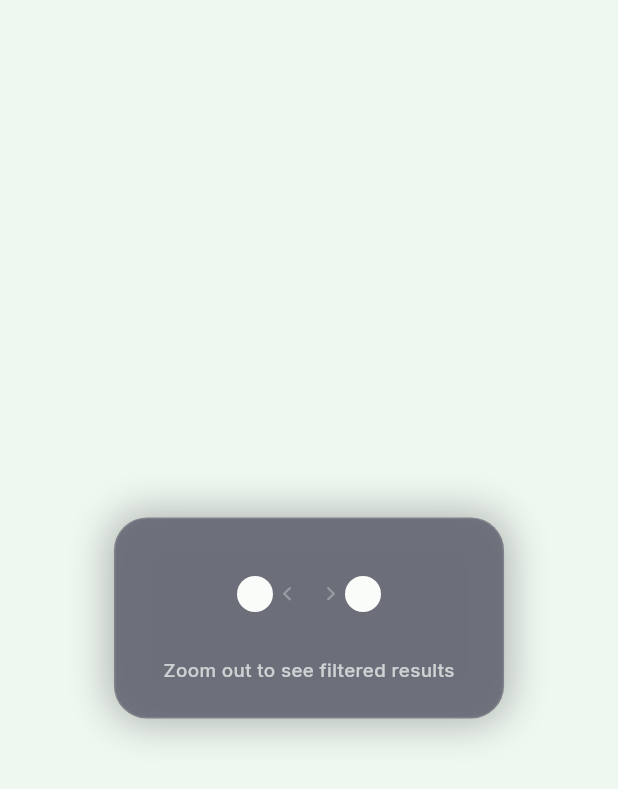
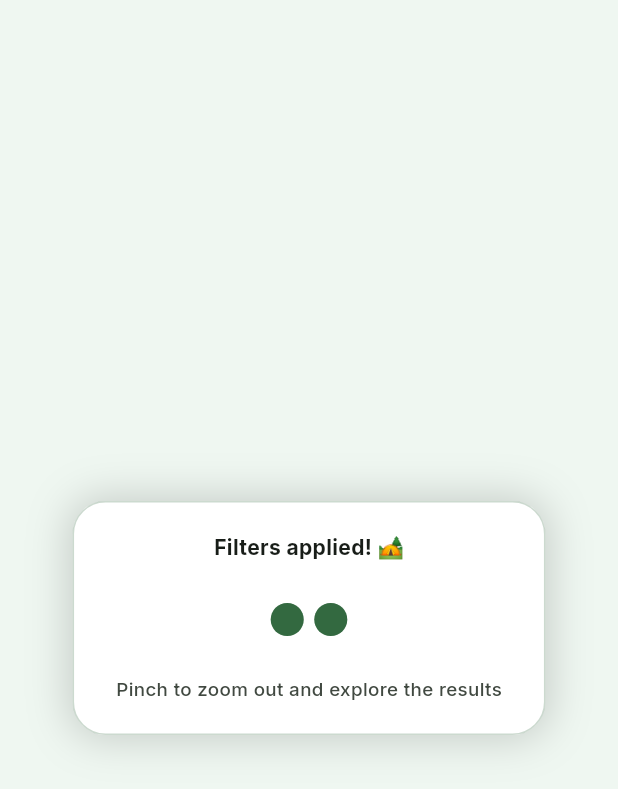
Before and after one commit to YDap/PathFinder_PapTamas, a Flutter app: the ZoomOutHintOverlay widget shown alone on an empty page, opened directly with empty values, on a phone screen of 412 x 824 dp. Shown: the top 789 px of the screen. Run offline on Flutter 3.47's test engine with Material 3 defaults, Android fonts, the phone set to English and light mode, and no system bars; our stand-ins replace firebase_auth, firebase_core, flutter_map, geolocator, google_fonts, image_picker and 4 more; accounts and stored records are empty; network calls fail.

Commit message:
Redesign zoom-out hint to match theme and fix gesture; friendly emoji touches
- Zoom hint overlay was a hard-coded dark navy box and animated the fingers
  spreading apart (a zoom-IN gesture) while telling the user to zoom out.
  Now theme-aware (light/dark), forest-green accented, and the dots pinch
  together twice - the correct zoom-out motion - with a friendlier message
- Light styling pass: emoji accents on key snackbars, the filter sheet title,
  leaderboard title, friends empty states and the profile badge section

Co-Authored-By: Claude Fable 5 <noreply@anthropic.com>

```diff
--- a/lib/src/screens/friends_screen.dart
+++ b/lib/src/screens/friends_screen.dart
@@ -114,7 +114,7 @@ class _FriendsScreenState extends State<FriendsScreen>
       await _loadFriends();
       if (!mounted) return;
       ScaffoldMessenger.of(context).showSnackBar(
-        SnackBar(content: Text('${user.label} is now your friend!')),
+        SnackBar(content: Text('🎉 ${user.label} is now your friend!')),
       );
     } catch (_) {}
   }
@@ -226,7 +226,7 @@ class _FriendsScreenState extends State<FriendsScreen>
           _loadingFriends
               ? const Center(child: CircularProgressIndicator())
               : _friends.isEmpty
-                  ? _empty('No friends yet.\nSearch for people in the Search tab!')
+                  ? _empty('No friends yet 🌲\nSearch for people in the Search tab!')
                   : RefreshIndicator(
                       onRefresh: _loadFriends,
                       child: ListView.builder(
@@ -253,7 +253,7 @@ class _FriendsScreenState extends State<FriendsScreen>
           _loadingRequests
               ? const Center(child: CircularProgressIndicator())
               : _requests.isEmpty
-                  ? _empty('No pending friend requests.')
+                  ? _empty('No pending friend requests 📭')
                   : RefreshIndicator(
                       onRefresh: _loadRequests,
                       child: ListView.builder(
--- a/lib/src/screens/home_screen.dart
+++ b/lib/src/screens/home_screen.dart
@@ -843,7 +843,7 @@ class _HomeScreenState extends State<HomeScreen> {
         ScaffoldMessenger.of(context).showSnackBar(
           SnackBar(
             content: Text(
-                'Navigating to ${destination.name.isEmpty ? 'destination' : destination.name}'),
+                '🥾 Navigating to ${destination.name.isEmpty ? 'destination' : destination.name}'),
             duration: const Duration(seconds: 2),
           ),
         );
@@ -944,7 +944,7 @@ class _HomeScreenState extends State<HomeScreen> {
 
       if (mounted) {
         ScaffoldMessenger.of(context).showSnackBar(
-          const SnackBar(content: Text('Destination reached!')),
+          const SnackBar(content: Text('🎉 Destination reached!')),
         );
       }
       return;
@@ -1092,7 +1092,7 @@ class _HomeScreenState extends State<HomeScreen> {
       barrierDismissible: false,
       builder: (ctx) => AlertDialog(
         title: const Text('Navigate Together'),
-        content: Text('${invite.creatorName} wants to navigate with you!'),
+        content: Text('🤝 ${invite.creatorName} wants to navigate with you!'),
         actions: [
           TextButton(
             onPressed: () async {
@@ -1259,7 +1259,7 @@ class _HomeScreenState extends State<HomeScreen> {
                     _startNavSessionPolling();
                     _saveNavigationState();
                     ScaffoldMessenger.of(context).showSnackBar(
-                      SnackBar(content: Text('Waiting for ${f.label} to accept...')),
+                      SnackBar(content: Text('⏳ Waiting for ${f.label} to accept…')),
                     );
                   } catch (e) {
                     if (mounted) {
@@ -1624,7 +1624,7 @@ class _HomeScreenState extends State<HomeScreen> {
                   if (_recentlyUnlocked.isNotEmpty) ...[
                     const Divider(height: 24),
                     Text(
-                      'Recently Unlocked',
+                      'Recently Unlocked 🏅',
                       style: Theme.of(ctx).textTheme.labelMedium?.copyWith(
                             fontWeight: FontWeight.w700,
                             color: cs.onSurfaceVariant,
@@ -2281,7 +2281,7 @@ class _HomeScreenState extends State<HomeScreen> {
 
                       // Title
                       Text(
-                        'Filter Places',
+                        'Filter Places 🏞️',
                         style: Theme.of(ctx)
                             .textTheme
                             .headlineSmall
--- a/lib/src/screens/leaderboard_screen.dart
+++ b/lib/src/screens/leaderboard_screen.dart
@@ -111,7 +111,7 @@ class _LeaderboardScreenState extends State<LeaderboardScreen> {
                 ),
                 style: Theme.of(context).textTheme.titleMedium,
               )
-            : const Text('Leaderboard'),
+            : const Text('🏆 Leaderboard'),
         actions: [
           IconButton(
             icon: Icon(_searching ? Icons.close_rounded : Icons.search_rounded),
--- a/lib/src/screens/stats_screen.dart
+++ b/lib/src/screens/stats_screen.dart
@@ -342,7 +342,7 @@ class _StatsScreenState extends State<StatsScreen> {
                 Text(_displayName ?? 'Anonymous',
                     style: Theme.of(ctx).textTheme.titleLarge
                         ?.copyWith(fontWeight: FontWeight.w800)),
-                Text('Explorer profile',
+                Text('🥾 Explorer profile',
                     style: Theme.of(ctx).textTheme.bodySmall
                         ?.copyWith(color: cs.onSurfaceVariant)),
               ]),
--- a/lib/src/widgets/zoom_out_hint.dart
+++ b/lib/src/widgets/zoom_out_hint.dart
@@ -1,7 +1,7 @@
 import 'package:flutter/material.dart';
 
-/// Brief overlay shown after Apply Filters — two finger dots spreading apart
-/// to hint the user to pinch/zoom out and see the filtered results.
+/// Brief overlay shown after Apply Filters — two finger dots pinching
+/// together to hint the user to zoom out and see the filtered results.
 class ZoomOutHintOverlay extends StatefulWidget {
   final VoidCallback onDone;
   const ZoomOutHintOverlay({super.key, required this.onDone});
@@ -14,15 +14,14 @@ class _ZoomOutHintOverlayState extends State<ZoomOutHintOverlay>
     with SingleTickerProviderStateMixin {
   late final AnimationController _ctrl;
   late final Animation<double> _fade;
-  late final Animation<double> _spread;
-  late final Animation<double> _ripple;
+  late final Animation<double> _pinch;
 
   @override
   void initState() {
     super.initState();
     _ctrl = AnimationController(
       vsync: this,
-      duration: const Duration(milliseconds: 2200),
+      duration: const Duration(milliseconds: 2400),
     );
 
     _fade = TweenSequence<double>([
@@ -39,24 +38,23 @@ class _ZoomOutHintOverlayState extends State<ZoomOutHintOverlay>
       ),
     ]).animate(_ctrl);
 
-    _spread = TweenSequence<double>([
-      TweenSequenceItem(tween: ConstantTween(0.0), weight: 10),
+    // 1.0 = fingers far apart, 0.0 = fingers together. Runs twice so the
+    // pinch-in motion is clearly readable as "zoom out".
+    _pinch = TweenSequence<double>([
+      TweenSequenceItem(tween: ConstantTween(1.0), weight: 12),
       TweenSequenceItem(
-        tween: Tween(begin: 0.0, end: 1.0)
+        tween: Tween(begin: 1.0, end: 0.0)
             .chain(CurveTween(curve: Curves.easeInOut)),
-        weight: 62,
+        weight: 30,
       ),
-      TweenSequenceItem(tween: ConstantTween(1.0), weight: 28),
-    ]).animate(_ctrl);
-
-    _ripple = TweenSequence<double>([
-      TweenSequenceItem(tween: ConstantTween(0.0), weight: 10),
+      TweenSequenceItem(tween: ConstantTween(0.0), weight: 8),
+      TweenSequenceItem(tween: ConstantTween(1.0), weight: 8),
       TweenSequenceItem(
-        tween: Tween(begin: 0.0, end: 1.0)
-            .chain(CurveTween(curve: Curves.easeOut)),
-        weight: 62,
+        tween: Tween(begin: 1.0, end: 0.0)
+            .chain(CurveTween(curve: Curves.easeInOut)),
+        weight: 30,
       ),
-      TweenSequenceItem(tween: ConstantTween(1.0), weight: 28),
+      TweenSequenceItem(tween: ConstantTween(0.0), weight: 12),
     ]).animate(_ctrl);
 
     _ctrl.forward().then((_) {
@@ -72,6 +70,9 @@ class _ZoomOutHintOverlayState extends State<ZoomOutHintOverlay>
 
   @override
   Widget build(BuildContext context) {
+    final cs = Theme.of(context).colorScheme;
+    final isDark = Theme.of(context).brightness == Brightness.dark;
+
     return AnimatedBuilder(
       animation: _ctrl,
       builder: (context, _) => Opacity(
@@ -81,14 +82,14 @@ class _ZoomOutHintOverlayState extends State<ZoomOutHintOverlay>
             color: Colors.transparent,
             child: Container(
               padding:
-                  const EdgeInsets.symmetric(horizontal: 32, vertical: 22),
+                  const EdgeInsets.symmetric(horizontal: 28, vertical: 20),
               decoration: BoxDecoration(
-                color: const Color(0xEE1a1a2e),
+                color: isDark ? const Color(0xF22A2A2A) : Colors.white,
                 borderRadius: BorderRadius.circular(22),
-                border: Border.all(color: Colors.white12),
-                boxShadow: const [
+                border: Border.all(color: cs.primary.withValues(alpha: 0.25)),
+                boxShadow: [
                   BoxShadow(
-                    color: Colors.black45,
+                    color: Colors.black.withValues(alpha: 0.18),
                     blurRadius: 24,
                     spreadRadius: 2,
                   ),
@@ -97,12 +98,21 @@ class _ZoomOutHintOverlayState extends State<ZoomOutHintOverlay>
               child: Column(
                 mainAxisSize: MainAxisSize.min,
                 children: [
-                  _buildGesture(),
-                  const SizedBox(height: 14),
-                  const Text(
-                    'Zoom out to see filtered results',
+                  Text(
+                    'Filters applied! 🏕️',
                     style: TextStyle(
-                      color: Colors.white70,
+                      color: cs.onSurface,
+                      fontSize: 14,
+                      fontWeight: FontWeight.w700,
+                    ),
+                  ),
+                  const SizedBox(height: 12),
+                  _buildGesture(cs),
+                  const SizedBox(height: 12),
+                  Text(
+                    'Pinch to zoom out and explore the results',
+                    style: TextStyle(
+                      color: cs.onSurfaceVariant,
                       fontSize: 12.5,
                       fontWeight: FontWeight.w500,
                     ),
@@ -116,61 +126,30 @@ class _ZoomOutHintOverlayState extends State<ZoomOutHintOverlay>
     );
   }
 
-  Widget _buildGesture() {
-    const fingerR = 12.0;
+  Widget _buildGesture(ColorScheme cs) {
+    const fingerR = 11.0;
     const maxSpread = 36.0;
-    final spread = _spread.value * maxSpread;
-    final rippleExtra = _ripple.value * 14.0;
-    final rippleOpacity = (1.0 - _ripple.value).clamp(0.0, 1.0) * 0.45;
+    final spread = 8.0 + _pinch.value * maxSpread;
+    final moving = _pinch.value > 0.02 && _pinch.value < 0.98;
 
     return SizedBox(
       width: 130,
-      height: 56,
+      height: 52,
       child: Stack(
         alignment: Alignment.center,
         children: [
-          // Outward arrows between fingers
+          // Inward arrows between the fingers (pinch-in = zoom out)
           Opacity(
-            opacity: (_spread.value * 2).clamp(0.0, 1.0) * 0.6,
-            child: const Row(
+            opacity: moving ? 0.7 : 0.0,
+            child: Row(
               mainAxisSize: MainAxisSize.min,
               children: [
+                Icon(Icons.arrow_forward_ios_rounded,
+                    size: 11, color: cs.primary),
+                const SizedBox(width: 22),
                 Icon(Icons.arrow_back_ios_rounded,
-                    size: 11, color: Colors.white54),
-                SizedBox(width: 18),
-                Icon(Icons.arrow_forward_ios_rounded,
-                    size: 11, color: Colors.white54),
+                    size: 11, color: cs.primary),
               ],
-            ),
-          ),
-          // Left ripple
-          Transform.translate(
-            offset: Offset(-spread, 0),
-            child: Opacity(
-              opacity: rippleOpacity,
-              child: Container(
-                width: (fingerR + rippleExtra) * 2,
-                height: (fingerR + rippleExtra) * 2,
-                decoration: const BoxDecoration(
-                  shape: BoxShape.circle,
-                  color: Colors.white24,
-                ),
-              ),
-            ),
-          ),
-          // Right ripple
-          Transform.translate(
-            offset: Offset(spread, 0),
-            child: Opacity(
-              opacity: rippleOpacity,
-              child: Container(
-                width: (fingerR + rippleExtra) * 2,
-                height: (fingerR + rippleExtra) * 2,
-                decoration: const BoxDecoration(
-                  shape: BoxShape.circle,
-                  color: Colors.white24,
-                ),
-              ),
             ),
           ),
           // Left finger dot
@@ -179,9 +158,11 @@ class _ZoomOutHintOverlayState extends State<ZoomOutHintOverlay>
             child: Container(
               width: fingerR * 2,
               height: fingerR * 2,
-              decoration: const BoxDecoration(
+              decoration: BoxDecoration(
                 shape: BoxShape.circle,
-                color: Colors.white,
+                color: cs.primary,
+                border: Border.all(
+                    color: cs.primary.withValues(alpha: 0.3), width: 3),
               ),
             ),
           ),
@@ -191,9 +172,11 @@ class _ZoomOutHintOverlayState extends State<ZoomOutHintOverlay>
             child: Container(
               width: fingerR * 2,
               height: fingerR * 2,
-              decoration: const BoxDecoration(
+              decoration: BoxDecoration(
                 shape: BoxShape.circle,
-                color: Colors.white,
+                color: cs.primary,
+                border: Border.all(
+                    color: cs.primary.withValues(alpha: 0.3), width: 3),
               ),
             ),
           ),
```
